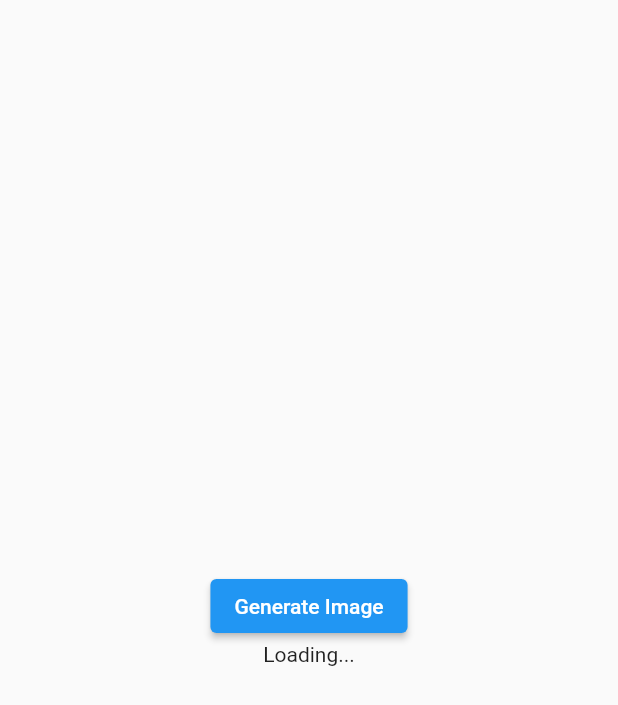
After one commit to kejuntong/FlutterChatGPT, a Flutter app: the screen it shows after launch, after a tap on "Image Generation", on a phone screen of 412 x 824 dp. The commit adds this screen. Shown: the top 705 px of the screen. Run offline on Flutter 3.47's test engine with Material 2 defaults, Android fonts, the phone set to English and light mode, and no system bars; our stand-ins replace dio, fluttertoast, shared_preferences; missing offline and left inert: dart:ffi; network calls fail.

Commit message:
add image generation

```diff
--- a/lib/main.dart
+++ b/lib/main.dart
@@ -1,5 +1,7 @@
 import 'package:chat_gpt_exploring/screen/chat_screen.dart';
+import 'package:chat_gpt_exploring/screen/generate_img_screen.dart';
 import 'package:flutter/material.dart';
+import 'package:fluttertoast/fluttertoast.dart';
 
 void main() => runApp(const MyApp());
 
@@ -36,7 +38,10 @@ class HomeScreen extends StatelessWidget {
             ),
             ElevatedButton(
               onPressed: () {
-                // TODO
+                Navigator.of(context).push(
+                  MaterialPageRoute(
+                      builder: (context) => const GenImgScreen()),
+                );
               },
               child: const Text('Image Generation'),
             ),
--- /dev/null
+++ b/lib/screen/generate_img_screen.dart
@@ -0,0 +1,72 @@
+import 'dart:async';
+
+import 'package:flutter/material.dart';
+import '../chat_gpt_api/src/model/client/http_setup.dart';
+import '../chat_gpt_api/src/model/gen_image/request/generate_image.dart';
+import '../chat_gpt_api/src/openai.dart';
+import '../constants.dart';
+
+class GenImgScreen extends StatefulWidget {
+  const GenImgScreen({Key? key}) : super(key: key);
+
+  @override
+  State<GenImgScreen> createState() => _GenImgScreenState();
+}
+
+class _GenImgScreenState extends State<GenImgScreen> {
+  String img = "";
+  late OpenAI openAI;
+  StreamSubscription? subscription;
+
+  @override
+  void initState() {
+    openAI = OpenAI.instance.build(
+        token: token,
+        baseOption: HttpSetup(receiveTimeout: const Duration(seconds: 6)),
+        isLog: true);
+    super.initState();
+  }
+
+  @override
+  void dispose() {
+    openAI.genImgClose();
+    subscription?.cancel();
+    super.dispose();
+  }
+
+  void _generateImage() async {
+    // TODO: kejun add input text field
+    const prompt = "beautiful girl";
+
+    // size 256 is $0.016 each image
+    // https://openai.com/pricing
+    final request = GenerateImage(prompt, 1,size: ImageSize.size256,responseFormat: Format.url);
+    subscription =
+        openAI.generateImageStream(request).asBroadcastStream().listen((it) {
+      setState(() {
+        img = "${it.data?.last?.url}";
+      });
+    });
+  }
+
+  @override
+  Widget build(BuildContext context) {
+    return Scaffold(
+      body: Column(
+        mainAxisAlignment: MainAxisAlignment.center,
+        children: [
+          Center(
+              child: ElevatedButton(
+                  onPressed: () => _generateImage(),
+                  child: const Text("Generate Image"))),
+          img == ""
+              ? const Text("Loading...")
+              : AspectRatio(
+                  aspectRatio: 16 / 9,
+                  child: Image.network(img),
+                )
+        ],
+      ),
+    );
+  }
+}
--- a/pubspec.yaml
+++ b/pubspec.yaml
@@ -30,10 +30,12 @@ environment:
 dependencies:
   flutter:
     sdk: flutter
+  fluttertoast: ^8.2.1
   dio: ^5.0.1
   shared_preferences: ^2.0.17
   cupertino_icons: ^1.0.2
   easy_loading_button: ^0.3.2
+
 
 dev_dependencies:
   flutter_test:
```
Also changed, not shown: lib/screen/chat_screen.dart (+21 -2 lines), pubspec.lock.
